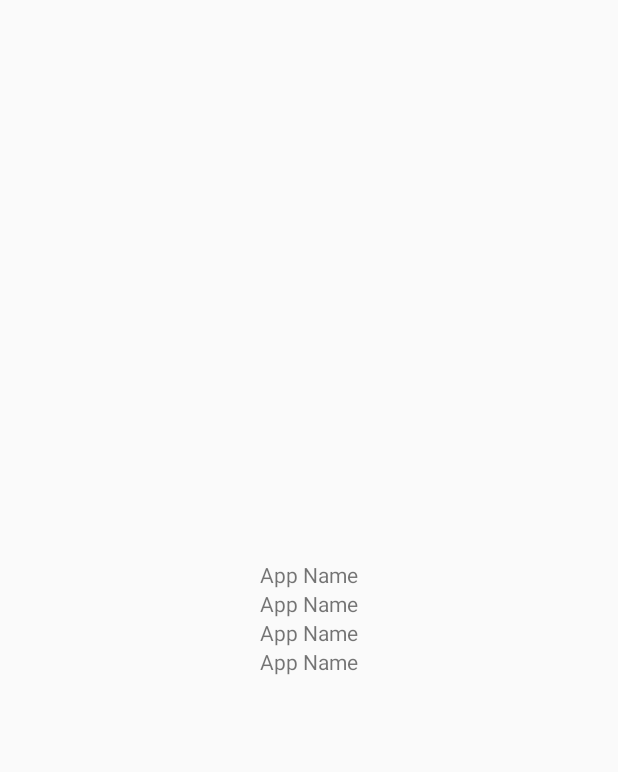
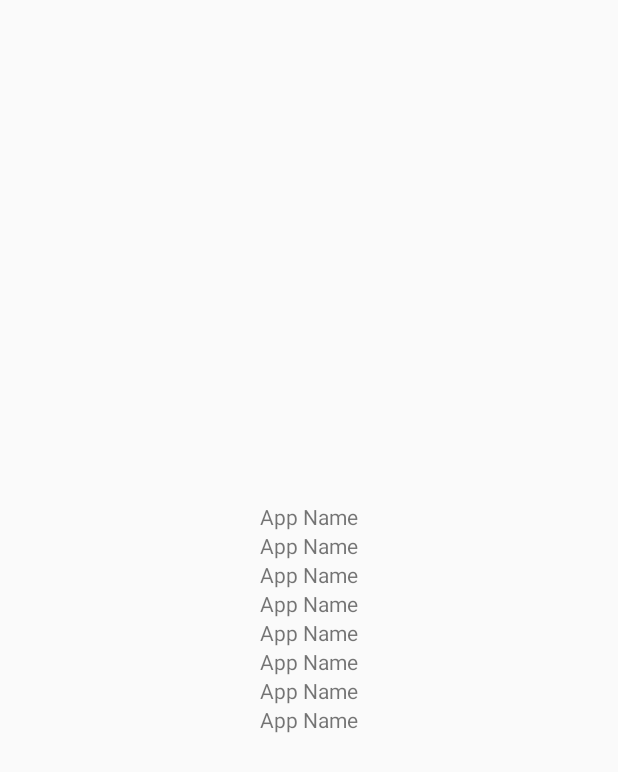
Before and after one commit to rohitksingh/Android-Places-App, an Android app: the screen it shows after launch (MainActivity), on a phone screen of 412 x 824 dp. Shown: the top 772 px of the screen. Run offline under Robolectric (Android 15) with nearby library versions, the phone set to English and light mode, and no system bars.

Commit message:
Added IDS in the layout

```diff
--- a/app/src/main/java/edu/asu/msse/rsingh92/assignment1/MainActivity.java
+++ b/app/src/main/java/edu/asu/msse/rsingh92/assignment1/MainActivity.java
@@ -11,8 +11,12 @@ import androidx.appcompat.widget.Toolbar;
 import android.view.View;
 import android.view.Menu;
 import android.view.MenuItem;
+import android.widget.TextView;
 
 public class MainActivity extends AppCompatActivity {
+
+
+    private TextView name, description, category, addressTitle, addressStreet, elevation, latitude, longitude;
 
     @Override
     protected void onCreate(Bundle savedInstanceState) {
@@ -20,5 +24,14 @@ public class MainActivity extends AppCompatActivity {
         super.onCreate(savedInstanceState);
         setContentView(R.layout.activity_main);
 
+        name = findViewById(R.id.name);
+        description = findViewById(R.id.description);
+        category = findViewById(R.id.category);
+        addressTitle = findViewById(R.id.addressTitle);
+        addressStreet = findViewById(R.id.addressStreet);
+        elevation = findViewById(R.id.elevation);
+        latitude = findViewById(R.id.latitude);
+        longitude = findViewById(R.id.longitude);
+
     }
 }
--- a/app/src/main/res/layout/activity_main.xml
+++ b/app/src/main/res/layout/activity_main.xml
@@ -6,25 +6,49 @@
     android:gravity="center"
     >
     <TextView
-        android:id="@+id/name1"
+        android:id="@+id/name"
         android:layout_width="wrap_content"
         android:layout_height="wrap_content"
         android:text="App Name"
         />
     <TextView
-        android:id="@+id/name2"
+        android:id="@+id/description"
         android:layout_width="wrap_content"
         android:layout_height="wrap_content"
         android:text="App Name"
         />
     <TextView
-        android:id="@+id/name3"
+        android:id="@+id/category"
         android:layout_width="wrap_content"
         android:layout_height="wrap_content"
         android:text="App Name"
         />
     <TextView
-        android:id="@+id/name4"
+        android:id="@+id/addressTitle"
+        android:layout_width="wrap_content"
+        android:layout_height="wrap_content"
+        android:text="App Name"
+        />
+    <TextView
+        android:id="@+id/addressStreet"
+        android:layout_width="wrap_content"
+        android:layout_height="wrap_content"
+        android:text="App Name"
+        />
+    <TextView
+        android:id="@+id/elevation"
+        android:layout_width="wrap_content"
+        android:layout_height="wrap_content"
+        android:text="App Name"
+        />
+    <TextView
+        android:id="@+id/latitude"
+        android:layout_width="wrap_content"
+        android:layout_height="wrap_content"
+        android:text="App Name"
+        />
+    <TextView
+        android:id="@+id/longitude"
         android:layout_width="wrap_content"
         android:layout_height="wrap_content"
         android:text="App Name"
```
